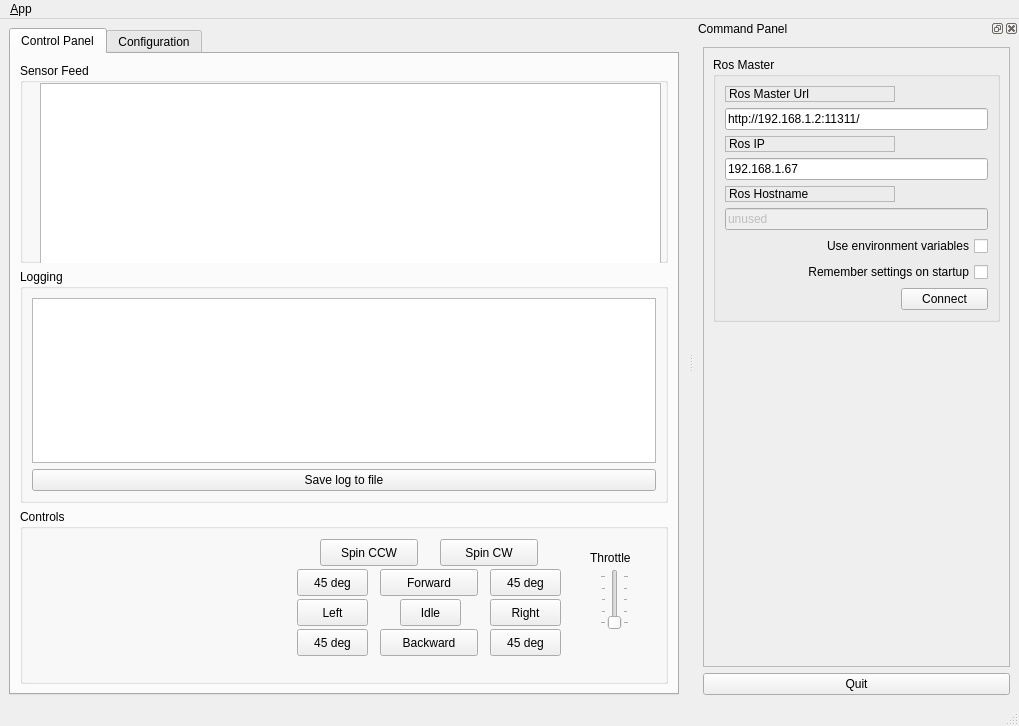
Old version of the form montibot-ros-pkg/monti_gui/ui/main_window.ui in the repository mikejanov/NU-electric-canary.
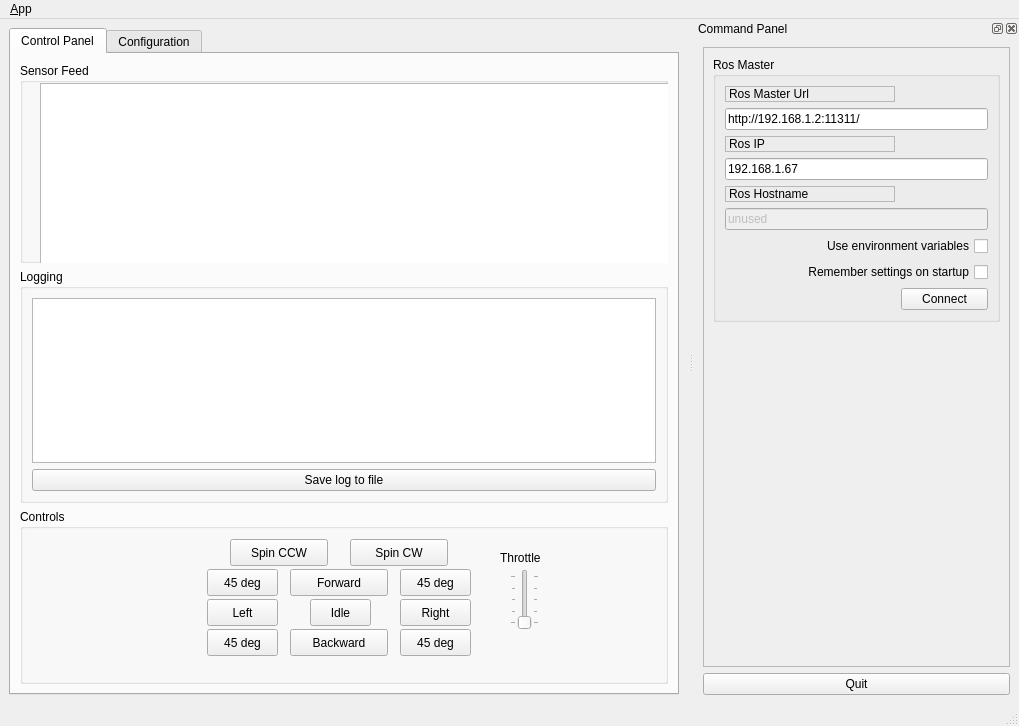
New version of the form. Icons and pictures are not drawn.

Commit message: GUI demo beginning

```diff
--- a/montibot-ros-pkg/monti_gui/ui/main_window.ui
+++ b/montibot-ros-pkg/monti_gui/ui/main_window.ui
@@ -10,6 +10,12 @@
     <height>726</height>
    </rect>
   </property>
+  <property name="sizePolicy">
+   <sizepolicy hsizetype="Preferred" vsizetype="Preferred">
+    <horstretch>0</horstretch>
+    <verstretch>0</verstretch>
+   </sizepolicy>
+  </property>
   <property name="windowTitle">
    <string>MoNTI App</string>
   </property>
@@ -78,7 +84,7 @@
             <rect>
              <x>20</x>
              <y>20</y>
-             <width>621</width>
+             <width>631</width>
              <height>181</height>
             </rect>
            </property>
@@ -160,7 +166,7 @@
           <widget class="QPushButton" name="pushButton_left">
            <property name="geometry">
             <rect>
-             <x>277</x>
+             <x>187</x>
              <y>90</y>
              <width>71</width>
              <height>27</height>
@@ -176,7 +182,7 @@
           <widget class="QSlider" name="verticalSlider_throttle">
            <property name="geometry">
             <rect>
-             <x>580</x>
+             <x>490</x>
              <y>60</y>
              <width>29</width>
              <height>61</height>
@@ -207,7 +213,7 @@
           <widget class="QPushButton" name="pushButton_45_tl">
            <property name="geometry">
             <rect>
-             <x>277</x>
+             <x>187</x>
              <y>60</y>
              <width>71</width>
              <height>27</height>
@@ -223,7 +229,7 @@
           <widget class="QPushButton" name="pushButton_backward">
            <property name="geometry">
             <rect>
-             <x>360</x>
+             <x>270</x>
              <y>120</y>
              <width>98</width>
              <height>27</height>
@@ -239,7 +245,7 @@
           <widget class="QPushButton" name="pushButton_forward">
            <property name="geometry">
             <rect>
-             <x>360</x>
+             <x>270</x>
              <y>60</y>
              <width>98</width>
              <height>27</height>
@@ -255,7 +261,7 @@
           <widget class="QPushButton" name="pushButton_45_br">
            <property name="geometry">
             <rect>
-             <x>470</x>
+             <x>380</x>
              <y>120</y>
              <width>71</width>
              <height>27</height>
@@ -271,7 +277,7 @@
           <widget class="QPushButton" name="pushButton_45_tr">
            <property name="geometry">
             <rect>
-             <x>470</x>
+             <x>380</x>
              <y>60</y>
              <width>71</width>
              <height>27</height>
@@ -287,7 +293,7 @@
           <widget class="QPushButton" name="pushButton_180_l">
            <property name="geometry">
             <rect>
-             <x>300</x>
+             <x>210</x>
              <y>30</y>
              <width>98</width>
              <height>27</height>
@@ -303,7 +309,7 @@
           <widget class="QPushButton" name="pushButton_idle">
            <property name="geometry">
             <rect>
-             <x>380</x>
+             <x>290</x>
              <y>90</y>
              <width>61</width>
              <height>27</height>
@@ -319,7 +325,7 @@
           <widget class="QPushButton" name="pushButton_right">
            <property name="geometry">
             <rect>
-             <x>470</x>
+             <x>380</x>
              <y>90</y>
              <width>71</width>
              <height>27</height>
@@ -335,7 +341,7 @@
           <widget class="QPushButton" name="pushButton_180_r">
            <property name="geometry">
             <rect>
-             <x>420</x>
+             <x>330</x>
              <y>30</y>
              <width>98</width>
              <height>27</height>
@@ -351,7 +357,7 @@
           <widget class="QPushButton" name="pushButton_45_bl">
            <property name="geometry">
             <rect>
-             <x>277</x>
+             <x>187</x>
              <y>120</y>
              <width>71</width>
              <height>27</height>
@@ -367,7 +373,7 @@
           <widget class="QLabel" name="label_throttle">
            <property name="geometry">
             <rect>
-             <x>570</x>
+             <x>480</x>
              <y>40</y>
              <width>66</width>
              <height>17</height>
```
Left out of the diff: 8 changed lines with no effect on the pictures. The commit also changes 1 other file.
